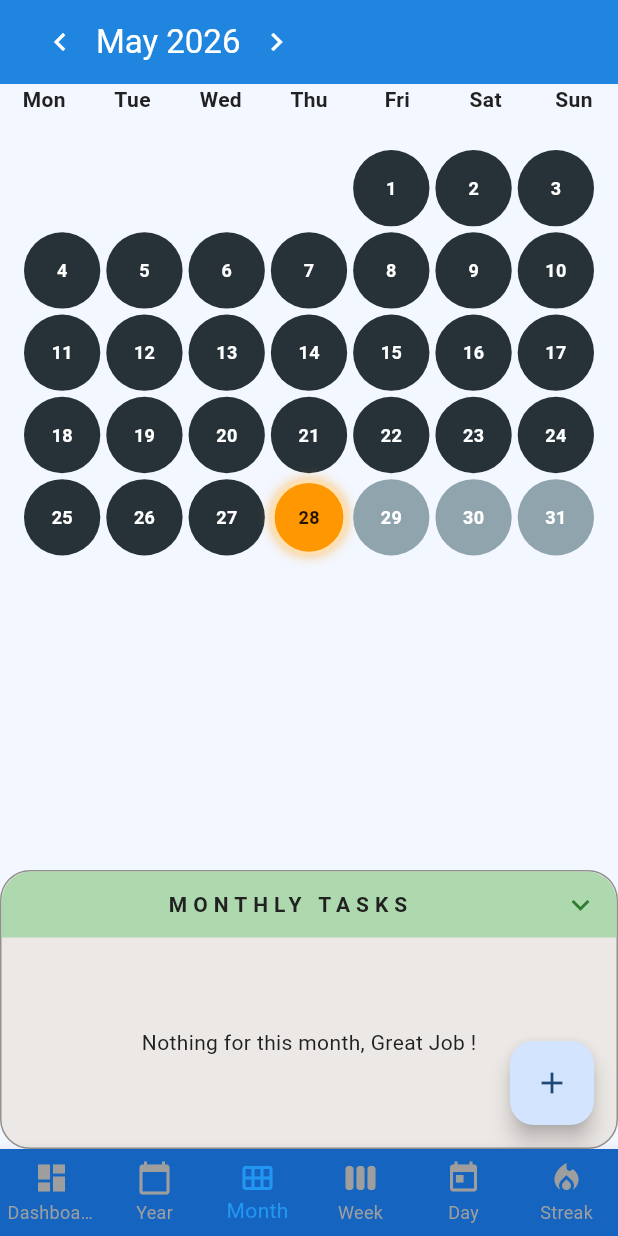
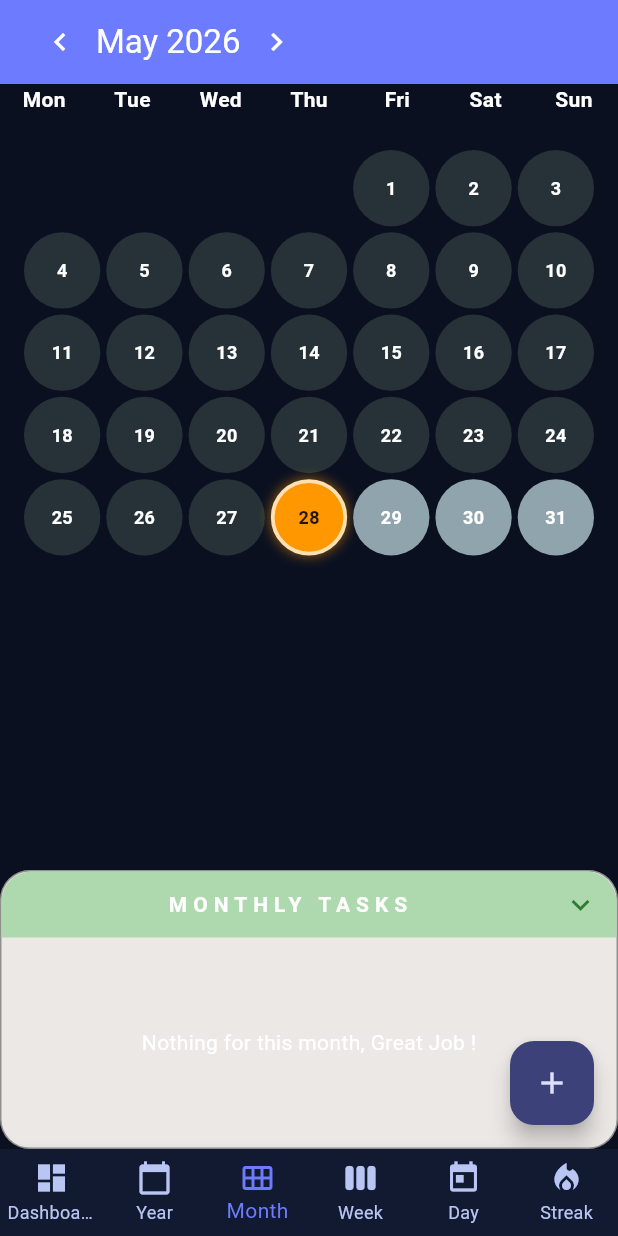
Before and after one commit to rohansingh3593/Bubble-Time-Progress-App-Flutter-, a Flutter app: the screen it shows after launch, on a phone screen of 412 x 824 dp. Run offline on Flutter 3.47's test engine with Material 3 defaults, Android fonts, the phone set to English and light mode, and no system bars; our stand-ins replace hive, hive_flutter; accounts and stored records are empty.

Commit message:
Add selectable dashboard themes

```diff
--- /dev/null
+++ b/lib/constants/dashboard_themes.dart
@@ -0,0 +1,161 @@
+import 'package:flutter/material.dart';
+
+enum DashboardThemeType {
+  light,
+  dark,
+  gamified,
+  calm,
+  minimal,
+}
+
+extension DashboardThemeTypeX on DashboardThemeType {
+  String get storageKey => name;
+
+  String get label {
+    switch (this) {
+      case DashboardThemeType.light:
+        return 'Light';
+      case DashboardThemeType.dark:
+        return 'Dark';
+      case DashboardThemeType.gamified:
+        return 'Gamified';
+      case DashboardThemeType.calm:
+        return 'Calm';
+      case DashboardThemeType.minimal:
+        return 'Minimal';
+    }
+  }
+
+  String get description {
+    switch (this) {
+      case DashboardThemeType.light:
+        return 'Daily planning with soft blue/purple cards';
+      case DashboardThemeType.dark:
+        return 'Focus mode with neon contrast';
+      case DashboardThemeType.gamified:
+        return 'XP, rank glow, and motivational gradients';
+      case DashboardThemeType.calm:
+        return 'Journal-friendly cream, green, and orange tones';
+      case DashboardThemeType.minimal:
+        return 'Clean professional dashboard for work';
+    }
+  }
+
+}
+
+DashboardThemeType dashboardThemeTypeFromStorage(String? value) {
+  return DashboardThemeType.values.firstWhere(
+    (theme) => theme.storageKey == value,
+    orElse: () => DashboardThemeType.dark,
+  );
+}
+
+class DashboardThemeStyle {
+  final DashboardThemeType type;
+  final Color background;
+  final Color surface;
+  final Color elevatedSurface;
+  final Color primary;
+  final Color secondary;
+  final Color accent;
+  final Color textPrimary;
+  final Color textMuted;
+  final List<Color> heroGradient;
+  final bool dark;
+  final bool animated;
+
+  const DashboardThemeStyle({
+    required this.type,
+    required this.background,
+    required this.surface,
+    required this.elevatedSurface,
+    required this.primary,
+    required this.secondary,
+    required this.accent,
+    required this.textPrimary,
+    required this.textMuted,
+    required this.heroGradient,
+    required this.dark,
+    required this.animated,
+  });
+
+  static DashboardThemeStyle of(DashboardThemeType type) {
+    switch (type) {
+      case DashboardThemeType.light:
+        return const DashboardThemeStyle(
+          type: DashboardThemeType.light,
+          background: Color(0xFFF7F9FF),
+          surface: Colors.white,
+          elevatedSurface: Color(0xFFF0F4FF),
+          primary: Color(0xFF5B6CFF),
+          secondary: Color(0xFF7B61FF),
+          accent: Color(0xFF42A5F5),
+          textPrimary: Color(0xFF10182F),
+          textMuted: Color(0xFF5A6785),
+          heroGradient: [Color(0xFF7B61FF), Color(0xFF2F80ED)],
+          dark: false,
+          animated: true,
+        );
+      case DashboardThemeType.dark:
+        return const DashboardThemeStyle(
+          type: DashboardThemeType.dark,
+          background: Color(0xFF0B1020),
+          surface: Color(0xFF121A31),
+          elevatedSurface: Color(0xFF1A2442),
+          primary: Color(0xFF6D7CFF),
+          secondary: Color(0xFF8B5CF6),
+          accent: Color(0xFF22D3EE),
+          textPrimary: Colors.white,
+          textMuted: Color(0xFFB9C6F3),
+          heroGradient: [Color(0xFF6A54FF), Color(0xFF2D5BFF)],
+          dark: true,
+          animated: true,
+        );
+      case DashboardThemeType.gamified:
+        return const DashboardThemeStyle(
+          type: DashboardThemeType.gamified,
+          background: Color(0xFF130B2E),
+          surface: Color(0xFF211443),
+          elevatedSurface: Color(0xFF2D1B5A),
+          primary: Color(0xFFFFD86D),
+          secondary: Color(0xFF8B5CF6),
+          accent: Color(0xFFFF6A3D),
+          textPrimary: Colors.white,
+          textMuted: Color(0xFFE7D9FF),
+          heroGradient: [Color(0xFFFF6A3D), Color(0xFF7C3AED), Color(0xFF2563EB)],
+          dark: true,
+          animated: true,
+        );
+      case DashboardThemeType.calm:
+        return const DashboardThemeStyle(
+          type: DashboardThemeType.calm,
+          background: Color(0xFFFFF7EA),
+          surface: Color(0xFFFFFCF5),
+          elevatedSurface: Color(0xFFF3EBD8),
+          primary: Color(0xFF4F8A6B),
+          secondary: Color(0xFFE89A5B),
+          accent: Color(0xFF9BBF8A),
+          textPrimary: Color(0xFF2D241A),
+          textMuted: Color(0xFF756B5D),
+          heroGradient: [Color(0xFF4F8A6B), Color(0xFFE89A5B)],
+          dark: false,
+          animated: false,
+        );
+      case DashboardThemeType.minimal:
+        return const DashboardThemeStyle(
+          type: DashboardThemeType.minimal,
+          background: Color(0xFFF3F4F6),
+          surface: Color(0xFFFFFFFF),
+          elevatedSurface: Color(0xFFE5E7EB),
+          primary: Color(0xFF374151),
+          secondary: Color(0xFF6B7280),
+          accent: Color(0xFF2563EB),
+          textPrimary: Color(0xFF111827),
+          textMuted: Color(0xFF6B7280),
+          heroGradient: [Color(0xFF4B5563), Color(0xFF111827)],
+          dark: false,
+          animated: false,
+        );
+    }
+  }
+}
--- a/lib/main.dart
+++ b/lib/main.dart
@@ -9,6 +9,7 @@ import 'screens/week_view.dart';
 import 'screens/day_view.dart';
 import 'screens/streak_view.dart';
 import 'constants/colors.dart';
+import 'constants/dashboard_themes.dart';
 
 void main() async {
   WidgetsFlutterBinding.ensureInitialized();
@@ -30,36 +31,45 @@ class MyApp extends StatelessWidget {
 
   @override
   Widget build(BuildContext context) {
+    return ValueListenableBuilder(
+      valueListenable: hiveService.getBoxListenable(),
+      builder: (context, box, _) {
+        final dashboardStyle = DashboardThemeStyle.of(hiveService.getDashboardTheme());
         return MaterialApp(
           title: 'Bubble Time Progress',
           theme: ThemeData(
+            brightness: dashboardStyle.dark ? Brightness.dark : Brightness.light,
             colorScheme: ColorScheme.fromSeed(
-          seedColor: AppColors.primary,
-          primary: AppColors.primary,
-          secondary: AppColors.secondary,
-          surface: AppColors.surface,
+              seedColor: dashboardStyle.primary,
+              primary: dashboardStyle.primary,
+              secondary: dashboardStyle.secondary,
+              surface: dashboardStyle.surface,
               onPrimary: Colors.white,
-          onSecondary: Colors.white,
-          onSurface: AppColors.textPrimary,
+              onSecondary: dashboardStyle.dark ? Colors.white : AppColors.textPrimary,
+              onSurface: dashboardStyle.textPrimary,
+              brightness: dashboardStyle.dark ? Brightness.dark : Brightness.light,
             ),
-        scaffoldBackgroundColor: AppColors.background,
-        appBarTheme: const AppBarTheme(
-          backgroundColor: AppColors.primary,
+            scaffoldBackgroundColor: dashboardStyle.background,
+            appBarTheme: AppBarTheme(
+              backgroundColor: dashboardStyle.primary,
               foregroundColor: Colors.white,
-          elevation: 2,
+              elevation: dashboardStyle.dark ? 0 : 2,
             ),
-        bottomNavigationBarTheme: const BottomNavigationBarThemeData(
-          backgroundColor: AppColors.primaryDark,
-          selectedItemColor: AppColors.secondary,
-          unselectedItemColor: Colors.white70,
+            bottomNavigationBarTheme: BottomNavigationBarThemeData(
+              backgroundColor: dashboardStyle.surface,
+              selectedItemColor: dashboardStyle.primary,
+              unselectedItemColor: dashboardStyle.textMuted,
             ),
             elevatedButtonTheme: ElevatedButtonThemeData(
               style: ElevatedButton.styleFrom(
-            backgroundColor: AppColors.accent,
+                backgroundColor: dashboardStyle.accent,
+                foregroundColor: Colors.white,
               ),
             ),
           ),
           home: MainScreen(hiveService: hiveService),
+        );
+      },
     );
   }
 }
@@ -99,6 +109,10 @@ class _MainScreenState extends State<MainScreen> {
 
   @override
   Widget build(BuildContext context) {
+    return ValueListenableBuilder(
+      valueListenable: widget.hiveService.getBoxListenable(),
+      builder: (context, box, _) {
+        final dashboardStyle = DashboardThemeStyle.of(widget.hiveService.getDashboardTheme());
         return Scaffold(
       body: IndexedStack(
         index: _selectedIndex,
@@ -110,6 +124,9 @@ class _MainScreenState extends State<MainScreen> {
         }).toList(),
       ),
       bottomNavigationBar: BottomNavigationBar(
+        backgroundColor: dashboardStyle.surface,
+        selectedItemColor: dashboardStyle.primary,
+        unselectedItemColor: dashboardStyle.textMuted,
         items: const <BottomNavigationBarItem>[
           BottomNavigationBarItem(
             icon: Icon(Icons.dashboard),
@@ -137,11 +154,11 @@ class _MainScreenState extends State<MainScreen> {
           ),
         ],
         currentIndex: _selectedIndex,
-        selectedItemColor: Colors.blue,
-        unselectedItemColor: Colors.grey,
         onTap: _onItemTapped,
         type: BottomNavigationBarType.fixed,
       ),
     );
+      },
+    );
   }
 }
--- a/lib/services/hive_service.dart
+++ b/lib/services/hive_service.dart
@@ -3,6 +3,7 @@ import 'package:hive_flutter/hive_flutter.dart';
 import '../models/journal_entry.dart';
 import '../models/journey_entry.dart';
 import '../models/task_model.dart';
+import '../constants/dashboard_themes.dart';
 
 class HiveService {
   HiveService._privateConstructor();
@@ -15,6 +16,7 @@ class HiveService {
   static const _journalPrefix = '__journal__';
   static const _journeyPrefix = '__journey__';
   static const _schemaVersionKey = '__meta_schema_version__';
+  static const _dashboardThemeKey = '__meta_dashboard_theme__';
   static const int _currentSchemaVersion = 1;
 
   static const List<String> _defaultCategories = [
@@ -267,6 +269,17 @@ class HiveService {
 
     entries.sort((a, b) => b.date.compareTo(a.date));
     return entries;
+  }
+
+
+  DashboardThemeType getDashboardTheme() {
+    final stored = _box.get(_dashboardThemeKey);
+    final firstValue = stored == null || stored.isEmpty ? null : stored.first;
+    return dashboardThemeTypeFromStorage(firstValue is String ? firstValue : null);
+  }
+
+  Future<void> setDashboardTheme(DashboardThemeType theme) async {
+    await _box.put(_dashboardThemeKey, <String>[theme.storageKey]);
   }
 
   List<String> getDelegates() {
```
Also changed, not shown: lib/screens/dashboard_view.dart (+111 -19 lines). Lines whose indentation alone changed are shown as unchanged.
